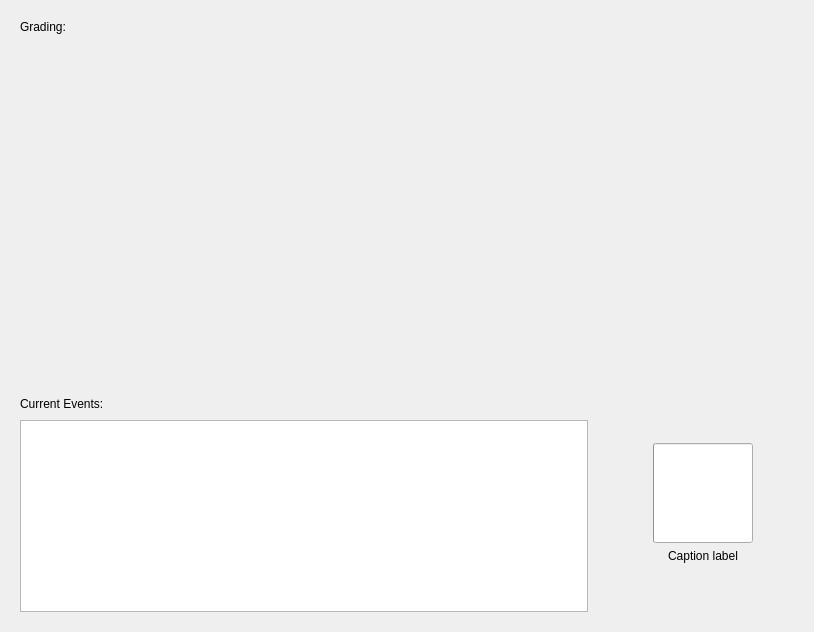
This is GradeVision/app/view/UI/grading2.ui in AliMostafaRadwan/GradeVision-Qt as Qt 5 draws it before an edit. The edited form follows.
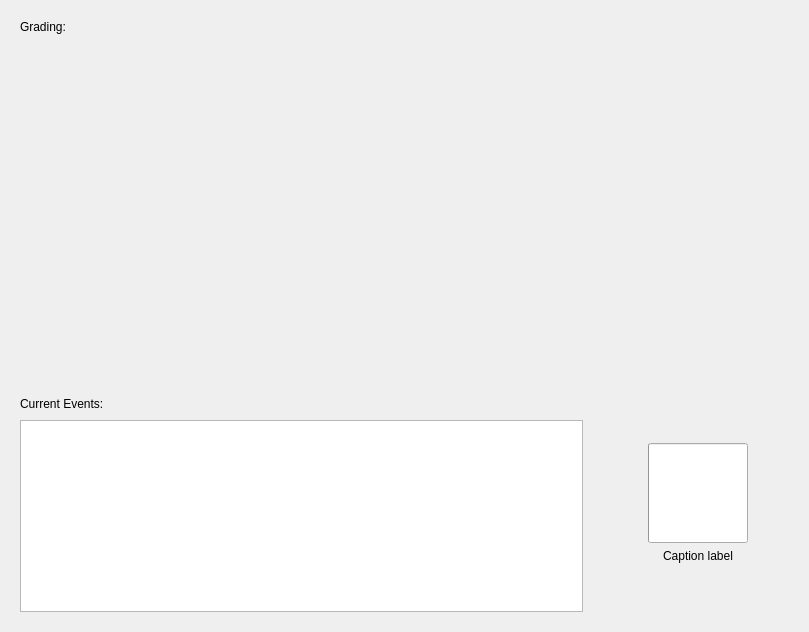
This is the edited form. Custom widgets are drawn as their Qt base class.

Diff of the .ui file:
```diff
--- a/GradeVision/app/view/UI/grading2.ui
+++ b/GradeVision/app/view/UI/grading2.ui
@@ -6,7 +6,7 @@
    <rect>
     <x>0</x>
     <y>0</y>
-    <width>814</width>
+    <width>805</width>
     <height>632</height>
    </rect>
   </property>
@@ -14,7 +14,7 @@
    <string>Form</string>
   </property>
   <layout class="QGridLayout" name="gridLayout_2">
-   <item row="1" column="0">
+   <item row="3" column="0">
     <widget class="SimpleCardWidget" name="SimpleCardWidget_2">
      <layout class="QGridLayout" name="gridLayout_3">
       <item row="1" column="0">
@@ -43,7 +43,39 @@
      </layout>
     </widget>
    </item>
-   <item row="1" column="1">
+   <item row="1" column="0" colspan="2">
+    <widget class="SimpleCardWidget" name="SimpleCardWidget_3">
+     <layout class="QGridLayout" name="gridLayout_4">
+      <item row="4" column="0">
+       <widget class="TitleLabel" name="TitleLabel">
+        <property name="text">
+         <string>Grading:</string>
+        </property>
+        <property name="alignment">
+         <set>Qt::AlignLeading|Qt::AlignLeft|Qt::AlignTop</set>
+        </property>
+       </widget>
+      </item>
+      <item row="4" column="1">
+       <widget class="StateToolTip" name="StateToolTip"/>
+      </item>
+      <item row="7" column="0" colspan="2">
+       <widget class="QLabel" name="images_label">
+        <property name="sizePolicy">
+         <sizepolicy hsizetype="Preferred" vsizetype="Expanding">
+          <horstretch>0</horstretch>
+          <verstretch>0</verstretch>
+         </sizepolicy>
+        </property>
+        <property name="text">
+         <string/>
+        </property>
+       </widget>
+      </item>
+     </layout>
+    </widget>
+   </item>
+   <item row="3" column="1">
     <widget class="SimpleCardWidget" name="SimpleCardWidget">
      <property name="sizePolicy">
       <sizepolicy hsizetype="Fixed" vsizetype="Fixed">
@@ -142,35 +174,6 @@
      </layout>
     </widget>
    </item>
-   <item row="0" column="0" colspan="2">
-    <widget class="SimpleCardWidget" name="SimpleCardWidget_3">
-     <layout class="QGridLayout" name="gridLayout_4">
-      <item row="0" column="0">
-       <widget class="TitleLabel" name="TitleLabel">
-        <property name="text">
-         <string>Grading:</string>
-        </property>
-        <property name="alignment">
-         <set>Qt::AlignLeading|Qt::AlignLeft|Qt::AlignTop</set>
-        </property>
-       </widget>
-      </item>
-      <item row="1" column="0">
-       <widget class="QLabel" name="images_label">
-        <property name="sizePolicy">
-         <sizepolicy hsizetype="Preferred" vsizetype="Expanding">
-          <horstretch>0</horstretch>
-          <verstretch>0</verstretch>
-         </sizepolicy>
-        </property>
-        <property name="text">
-         <string/>
-        </property>
-       </widget>
-      </item>
-     </layout>
-    </widget>
-   </item>
   </layout>
  </widget>
  <customwidgets>
@@ -211,6 +214,11 @@
    <extends>ProgressBar</extends>
    <header>qfluentwidgets</header>
   </customwidget>
+  <customwidget>
+   <class>StateToolTip</class>
+   <extends>QWidget</extends>
+   <header>qfluentwidgets</header>
+  </customwidget>
   <customwidget>
    <class>PlainTextEdit</class>
    <extends>QPlainTextEdit</extends>
```
